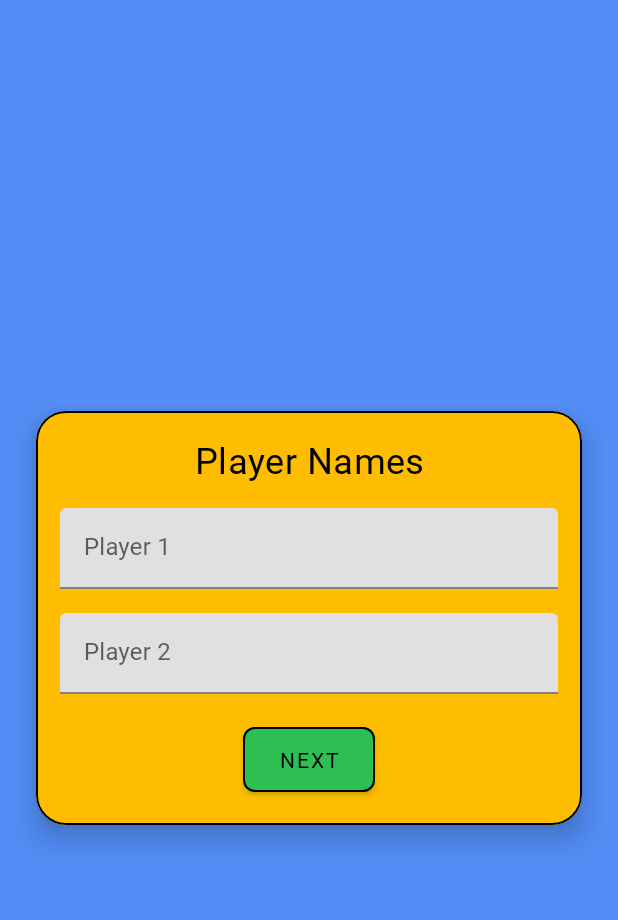
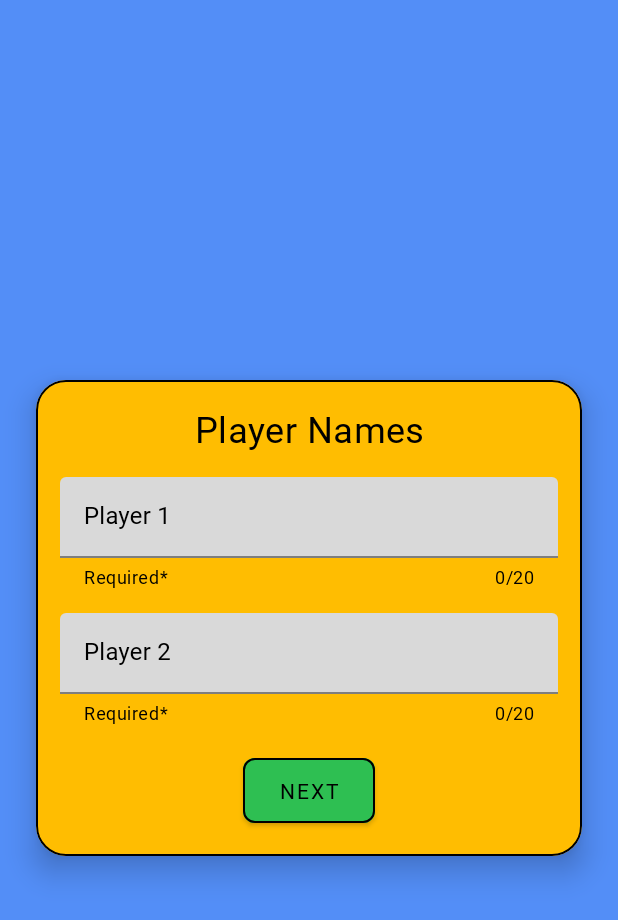
Before and after one commit to ArjunJadeja/Bluffer, an Android app: the screen it shows after launch (MainActivity), after a tap on "PLAY", on a phone screen of 412 x 824 dp. Shown: the top 920 px of the screen. Run offline under Robolectric (Android 15) with nearby library versions, the phone set to English and light mode, and no system bars.

Commit message:
Text Input format and Image loading error handling

```diff
--- a/app/src/main/java/com/arjun/bluffer/view/GameFragment.kt
+++ b/app/src/main/java/com/arjun/bluffer/view/GameFragment.kt
@@ -129,6 +129,7 @@ class GameFragment : Fragment() {
                 crossfade(true)
                 crossfade(500)
                 transformations(RoundedCornersTransformation(50f))
+                error(R.drawable.ic_broken_image)
             }
             binding.progressBar.visibility = View.GONE
         }
--- a/app/src/main/java/com/arjun/bluffer/view/PlayFragment.kt
+++ b/app/src/main/java/com/arjun/bluffer/view/PlayFragment.kt
@@ -67,7 +67,7 @@ class PlayFragment : Fragment(R.layout.fragment_play) {
         }
 
         binding.exitConfirmButton.setOnClickListener {
-            exitProcess(R.dimen.integer_zero)
+            exitProcess(R.integer.integer_zero)
         }
 
         requireActivity().onBackPressedDispatcher.addCallback(
--- a/app/src/main/java/com/arjun/bluffer/view/ResultFragment.kt
+++ b/app/src/main/java/com/arjun/bluffer/view/ResultFragment.kt
@@ -97,7 +97,7 @@ class ResultFragment : Fragment() {
         }
 
         binding.exitConfirmButton.setOnClickListener {
-            exitProcess(R.dimen.integer_zero)
+            exitProcess(R.integer.integer_zero)
         }
 
         requireActivity().onBackPressedDispatcher.addCallback(
--- a/app/src/main/res/layout/fragment_play.xml
+++ b/app/src/main/res/layout/fragment_play.xml
@@ -34,7 +34,7 @@
         app:layout_constraintEnd_toEndOf="parent"
         app:layout_constraintTop_toTopOf="parent" />
 
-    <!--    PLayer Names-->
+    <!--    Player Names-->
     <com.google.android.material.card.MaterialCardView
         android:id="@+id/player_names_card_view"
         style="@style/card_style"
@@ -72,11 +72,23 @@
                 android:layout_height="wrap_content"
                 android:layout_marginLeft="@dimen/margin_medium"
                 android:layout_marginRight="@dimen/margin_medium"
-                android:hint="@string/player_1">
+                android:hint="@string/player_one"
+                android:textColorHint="@color/black"
+                app:boxBackgroundColor="@color/gray"
+                app:counterEnabled="true"
+                app:counterMaxLength="@integer/max_length"
+                app:counterTextColor="@color/black"
+                app:endIconMode="clear_text"
+                app:endIconTint="@color/black"
+                app:helperText="@string/required"
+                app:helperTextTextColor="@color/black">
 
                 <com.google.android.material.textfield.TextInputEditText
                     android:layout_width="match_parent"
                     android:layout_height="wrap_content"
+                    android:maxLength="@integer/max_length"
+                    android:maxLines="@integer/max_lines"
+                    android:textColor="@color/black"
                     android:textSize="@dimen/font_small" />
 
             </com.google.android.material.textfield.TextInputLayout>
@@ -87,11 +99,23 @@
                 android:layout_width="match_parent"
                 android:layout_height="wrap_content"
                 android:layout_margin="@dimen/margin_medium"
-                android:hint="@string/player_2">
+                android:hint="@string/player_two"
+                android:textColorHint="@color/black"
+                app:boxBackgroundColor="@color/gray"
+                app:counterEnabled="true"
+                app:counterMaxLength="@integer/max_length"
+                app:counterTextColor="@color/black"
+                app:endIconMode="clear_text"
+                app:endIconTint="@color/black"
+                app:helperText="@string/required"
+                app:helperTextTextColor="@color/black">
 
                 <com.google.android.material.textfield.TextInputEditText
                     android:layout_width="match_parent"
                     android:layout_height="wrap_content"
+                    android:maxLength="@integer/max_length"
+                    android:maxLines="@integer/max_lines"
+                    android:textColor="@color/black"
                     android:textSize="@dimen/font_small" />
 
             </com.google.android.material.textfield.TextInputLayout>
--- a/app/src/main/res/values/dimen.xml
+++ b/app/src/main/res/values/dimen.xml
@@ -46,7 +46,9 @@
     <dimen name="height_zero">0dp</dimen>
 
     <!--    Integers-->
-    <dimen name="integer_zero">0</dimen>
+    <integer name="integer_zero">0</integer>
+    <integer name="max_length">20</integer>
+    <integer name="max_lines">1</integer>
     <integer name="weight_equal">1</integer>
 
 </resources>
--- a/app/src/main/res/values/strings.xml
+++ b/app/src/main/res/values/strings.xml
@@ -9,8 +9,9 @@
     <string name="about">About Game</string>
     <string name="close_button">CLOSE</string>
     <string name="player_names">Player Names</string>
-    <string name="player_1">Player 1</string>
-    <string name="player_2">Player 2</string>
+    <string name="required">Required*</string>
+    <string name="player_one">Player 1</string>
+    <string name="player_two">Player 2</string>
     <string name="selected_player">selected player</string>
     <string name="timer_dummy">00:30</string>
     <string name="increase_time">+30 sec</string>
```
Also changed, not shown: app/src/main/java/com/arjun/bluffer/viewmodel/SharedViewModel.kt (+1 -1 lines).
